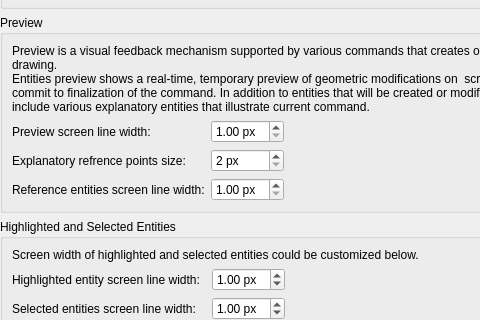
Qt form librecad/src/ui/dialogs/settings/options_drafting/pages/metrics/lc_settings_page_drafting_metrics_markers.ui (sand1024/LibreCAD) before a commit; both pictures show x 0 to 480 and y 89 to 409 of the 629 by 699 pixel window.
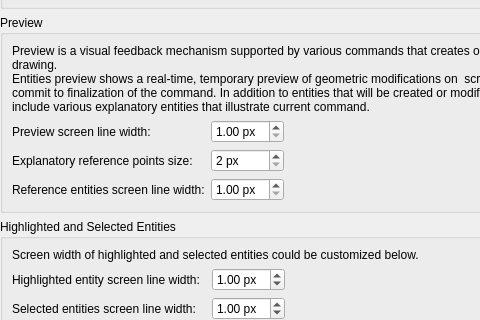
The same form after that commit.

Patch:
```diff
--- a/librecad/src/ui/dialogs/settings/options_drafting/pages/metrics/lc_settings_page_drafting_metrics_markers.ui
+++ b/librecad/src/ui/dialogs/settings/options_drafting/pages/metrics/lc_settings_page_drafting_metrics_markers.ui
@@ -109,7 +109,7 @@
       <item row="2" column="0">
        <widget class="QLabel" name="label_6">
         <property name="text">
-         <string>Explanatory refrence points size:</string>
+         <string>Explanatory reference points size:</string>
         </property>
        </widget>
       </item>
```
Left out of the diff: 8 changed lines with no effect on the pictures.
